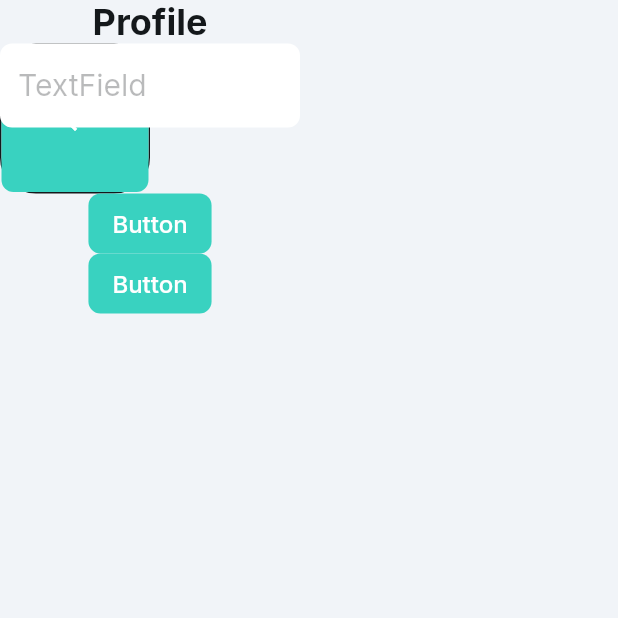
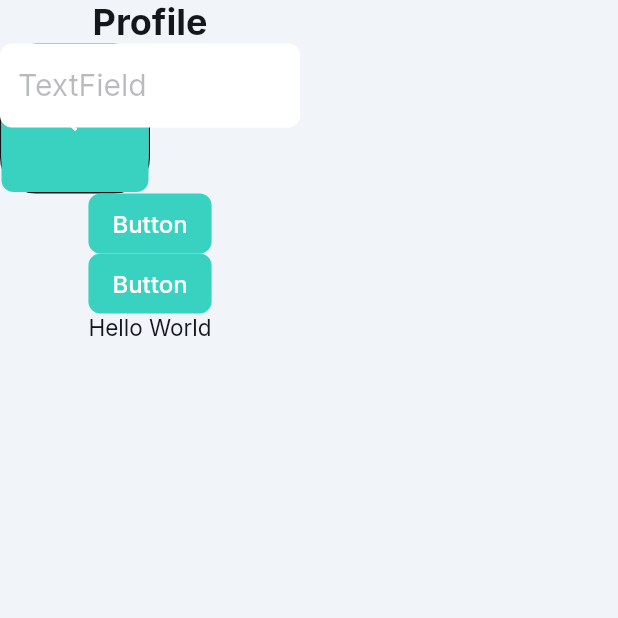
Before and after one commit to danielhuskey/TodoApp-FlutterFlow, a Flutter app: the OnboardingWidget screen opened by its route, on a phone screen of 412 x 824 dp, the top half of it. Run offline on Flutter 3.47's test engine with Material 3 defaults, Android fonts, the phone set to English and light mode, and no system bars; drawn by our look-alikes of auto_size_text; our stand-ins replace cloud_firestore, easy_debounce, firebase_auth, firebase_core, font_awesome_flutter, from_css_color and 9 more; missing offline and left inert: json_path; accounts and stored records are empty.

Commit message:
added hello word text as a test

```diff
--- a/lib/onboarding/onboarding_widget.dart
+++ b/lib/onboarding/onboarding_widget.dart
@@ -194,6 +194,13 @@ class _OnboardingWidgetState extends State<OnboardingWidget> {
                   borderRadius: BorderRadius.circular(8.0),
                 ),
               ),
+              Text(
+                'Hello World',
+                style: FlutterFlowTheme.of(context).bodyMedium.override(
+                      fontFamily: 'Inter',
+                      letterSpacing: 0.0,
+                    ),
+              ),
             ],
           ),
         ),
```
